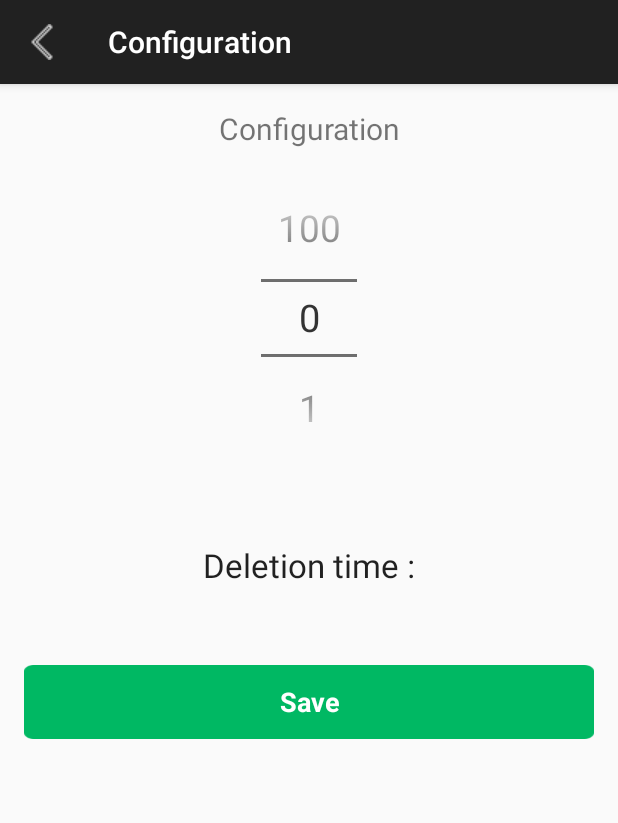
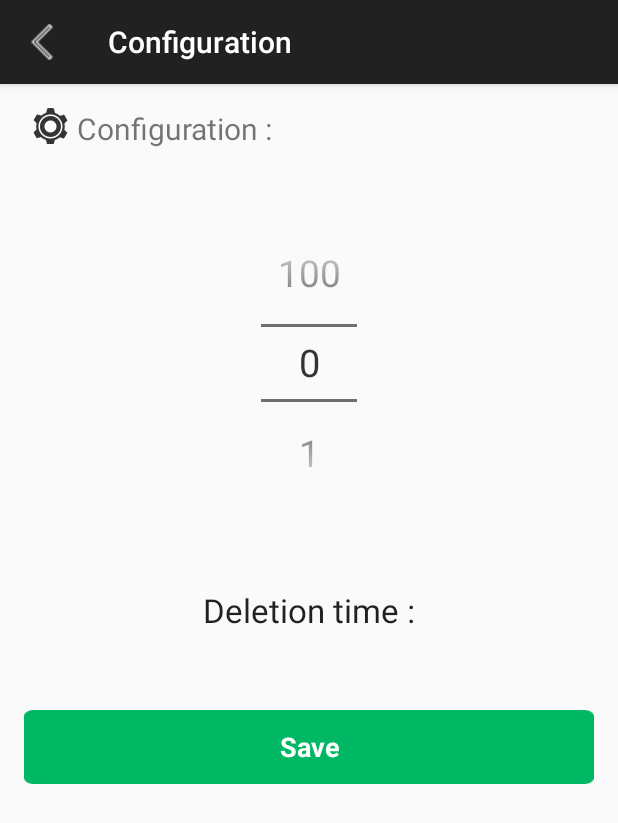
Before and after one commit to AL35/one-message, an Android app: the ConfigActivity screen opened directly, with no data from a screen before it, on a phone screen of 412 x 824 dp. Shown: the top 823 px of the screen. Run offline under Robolectric (Android 15) with nearby library versions, the light colour scheme and no system bars; network calls fail; 1 statement that could not run was skipped.

Commit message:
return to correct way

```diff
--- a/app/src/main/res/layout/activity_config.xml
+++ b/app/src/main/res/layout/activity_config.xml
@@ -6,16 +6,43 @@
   android:paddingLeft="@dimen/activity_horizontal_margin"
   android:paddingRight="@dimen/activity_horizontal_margin"
   android:paddingTop="@dimen/activity_vertical_margin"
-  tools:context="onemessagecompany.onemessage.Admin.ConfigActivity">
+  tools:context="onemessagecompany.onemessage.Admin.ConfigActivity"
+    android:focusable="true"
+    android:focusableInTouchMode="true"
+    android:id="@+id/ac_config">
 
 
-<TextView
-    android:id="@+id/textView"
-    android:layout_width="match_parent"
-    android:layout_height="44dp"
-    android:text="Configuration"
-    android:textAlignment="center"
-    android:textSize="@dimen/pad_20dp" />
+  <LinearLayout
+      android:layout_width="match_parent"
+      android:layout_height="wrap_content"
+      android:orientation="horizontal"
+      >
+
+    <ImageView
+        android:layout_width="wrap_content"
+        android:layout_height="wrap_content"
+        android:layout_gravity="left"
+        android:layout_marginTop="@dimen/pad_10dp"
+        android:layout_marginLeft="@dimen/pad_5dp"
+        android:src="@drawable/om_config"/>
+
+    <TextView
+        android:id="@+id/textView"
+        android:layout_width="wrap_content"
+
+        android:layout_height="44dp"
+        android:layout_marginLeft="@dimen/pad_5dp"
+        android:text="Configuration :"
+        android:textAlignment="center"
+        android:textSize="20dp" />
+
+  </LinearLayout>
+<LinearLayout
+    android:layout_width="wrap_content"
+    android:layout_height="wrap_content"
+    android:orientation="vertical"
+    android:paddingTop="@dimen/pad_30dp">
+
 
   <onemessagecompany.onemessage.NumberPickerCustom
     android:id="@+id/numberPicker1"
@@ -23,7 +50,10 @@
     android:layout_margin="50dp"
     android:layout_height="wrap_content"
     android:layout_alignParentTop="true"
-    android:layout_centerHorizontal="true"/>
+    android:layout_gravity="center"
+    android:layout_centerHorizontal="true"
+
+      />
 
   <TextView
     android:id="@+id/textView1"
@@ -32,6 +62,7 @@
     android:layout_below="@+id/numberPicker1"
     android:layout_centerHorizontal="true"
     android:layout_margin="@dimen/pad_10dp"
+    android:layout_gravity="center"
     android:text="Deletion time :"
     android:textAppearance="?android:attr/textAppearanceLarge"
     android:gravity="center"/>
@@ -49,4 +80,6 @@
     android:layout_alignParentLeft="true"
     android:layout_alignParentStart="true"
     android:layout_marginTop="42dp" />
+</LinearLayout>
+
 </RelativeLayout>
```
Also changed, not shown: app/src/main/res/layout/activity_admin_main.xml (+31 -6 lines).
